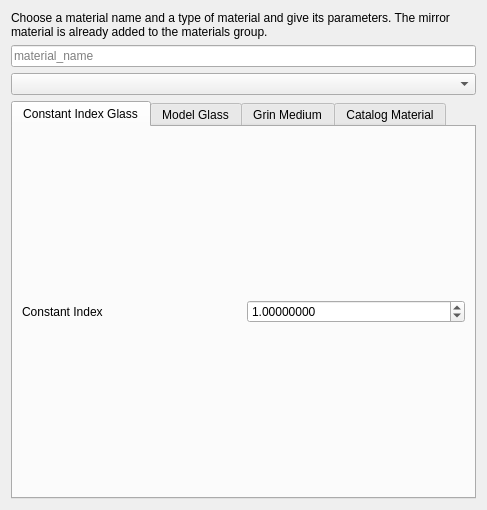
Qt form freecad/PyrateWorkbench/Qt/dlg_material_add.ui (mess42/pyrate) before a commit.
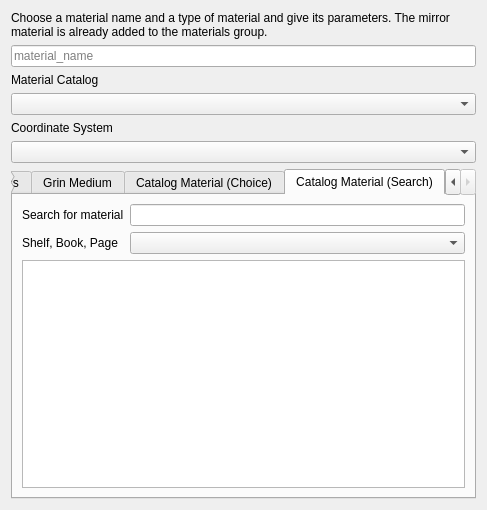
The same form after that commit. The open tabs and pages were chosen to show the change.

Commit message: freecad: material: added interface for adding catalog materials to material catalog in freecad

What changed in the file:
```diff
--- a/freecad/PyrateWorkbench/Qt/dlg_material_add.ui
+++ b/freecad/PyrateWorkbench/Qt/dlg_material_add.ui
@@ -15,6 +15,20 @@
   </property>
   <layout class="QGridLayout" name="gridLayout">
    <item row="2" column="0">
+    <widget class="QLabel" name="label_15">
+     <property name="text">
+      <string>Material Catalog</string>
+     </property>
+    </widget>
+   </item>
+   <item row="4" column="0">
+    <widget class="QLabel" name="label_16">
+     <property name="text">
+      <string>Coordinate System</string>
+     </property>
+    </widget>
+   </item>
+   <item row="3" column="0">
     <widget class="QComboBox" name="comboBoxCatalogue"/>
    </item>
    <item row="0" column="0">
@@ -27,7 +41,7 @@
      </property>
     </widget>
    </item>
-   <item row="3" column="0">
+   <item row="6" column="0">
     <widget class="QTabWidget" name="tabWidget">
      <property name="currentIndex">
       <number>3</number>
@@ -228,7 +242,7 @@
        </sizepolicy>
       </property>
       <attribute name="title">
-       <string>Catalog Material</string>
+       <string>Catalog Material (Choice)</string>
       </attribute>
       <layout class="QGridLayout" name="gridLayout_6">
        <item row="2" column="1">
@@ -264,11 +278,35 @@
        <item row="0" column="2">
         <widget class="QPlainTextEdit" name="plainTextEdit_References"/>
        </item>
-       <item row="1" column="2">
-        <widget class="QPlainTextEdit" name="plainTextEdit_Comment"/>
+      </layout>
+     </widget>
+     <widget class="QWidget" name="tabCatalogMaterial2">
+      <attribute name="title">
+       <string>Catalog Material (Search)</string>
+      </attribute>
+      <layout class="QGridLayout" name="gridLayout_7">
+       <item row="0" column="0">
+        <widget class="QLabel" name="label_17">
+         <property name="text">
+          <string>Search for material</string>
+         </property>
+        </widget>
        </item>
-       <item row="2" column="2">
-        <widget class="QPlainTextEdit" name="plainTextEdit_Data"/>
+       <item row="0" column="1">
+        <widget class="QLineEdit" name="lineEditSearch"/>
+       </item>
+       <item row="1" column="0">
+        <widget class="QLabel" name="label_18">
+         <property name="text">
+          <string>Shelf, Book, Page</string>
+         </property>
+        </widget>
+       </item>
+       <item row="1" column="1">
+        <widget class="QComboBox" name="comboBoxCandidates"/>
+       </item>
+       <item row="2" column="0" colspan="2">
+        <widget class="QPlainTextEdit" name="plainTextEditPreviewSearch"/>
        </item>
       </layout>
      </widget>
@@ -281,6 +319,9 @@
      </property>
     </widget>
    </item>
+   <item row="5" column="0">
+    <widget class="QComboBox" name="comboBoxLocalCoordinates"/>
+   </item>
   </layout>
  </widget>
  <resources/>
```
Left out of the diff: 16 changed lines with no effect on the pictures. The commit also changes 5 other files.
